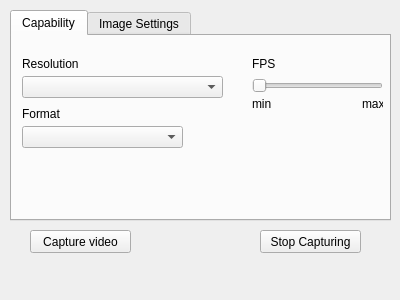
This is test_app/cameraform.ui in abibas/webcamCaptureNewDesign as Qt 5 draws it before an edit. The edited form follows.
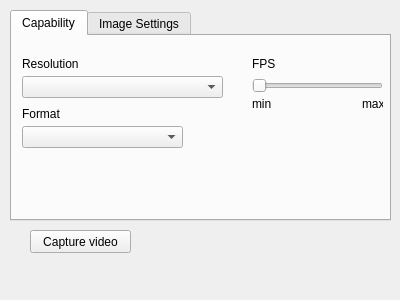
This is the edited form.

Patch:
```diff
--- a/test_app/cameraform.ui
+++ b/test_app/cameraform.ui
@@ -26,19 +26,6 @@
     <string>Capture video</string>
    </property>
   </widget>
-  <widget class="QPushButton" name="stopCaptureVideoBtb">
-   <property name="geometry">
-    <rect>
-     <x>260</x>
-     <y>230</y>
-     <width>101</width>
-     <height>23</height>
-    </rect>
-   </property>
-   <property name="text">
-    <string>Stop Capturing</string>
-   </property>
-  </widget>
   <widget class="QTabWidget" name="tabWidget">
    <property name="geometry">
     <rect>
```
